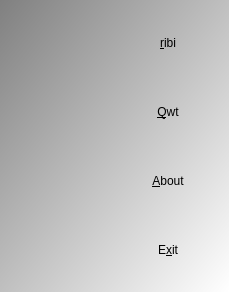
First picture: the form in qtsurfaceplottermenudialog.ui, repository richelbilderbeek/SurfacePlotter, before the edit.
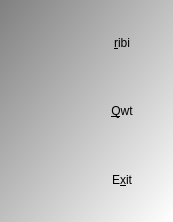
Second picture: the form after the edit. Icons and pictures are not drawn.

The edit to the form file:
```diff
--- a/qtsurfaceplottermenudialog.ui
+++ b/qtsurfaceplottermenudialog.ui
@@ -6,8 +6,8 @@
    <rect>
     <x>0</x>
     <y>0</y>
-    <width>229</width>
-    <height>292</height>
+    <width>173</width>
+    <height>222</height>
    </rect>
   </property>
   <property name="windowTitle">
@@ -73,22 +73,6 @@
     </widget>
    </item>
    <item row="2" column="1">
-    <widget class="QPushButton" name="button_about">
-     <property name="sizePolicy">
-      <sizepolicy hsizetype="Minimum" vsizetype="Preferred">
-       <horstretch>0</horstretch>
-       <verstretch>0</verstretch>
-      </sizepolicy>
-     </property>
-     <property name="text">
-      <string> &amp;About </string>
-     </property>
-     <property name="flat">
-      <bool>true</bool>
-     </property>
-    </widget>
-   </item>
-   <item row="3" column="1">
     <widget class="QPushButton" name="button_quit">
      <property name="sizePolicy">
       <sizepolicy hsizetype="Minimum" vsizetype="Preferred">
@@ -118,19 +102,6 @@
     </widget>
    </item>
    <item row="2" column="0">
-    <widget class="QLabel" name="label_2">
-     <property name="text">
-      <string/>
-     </property>
-     <property name="pixmap">
-      <pixmap resource="SurfacePlotter.qrc">:/images/SurfacePlotterAbout.png</pixmap>
-     </property>
-     <property name="alignment">
-      <set>Qt::AlignCenter</set>
-     </property>
-    </widget>
-   </item>
-   <item row="3" column="0">
     <widget class="QLabel" name="label_3">
      <property name="text">
       <string/>
```
Left out of the diff: 26 changed lines with no effect on the pictures.
